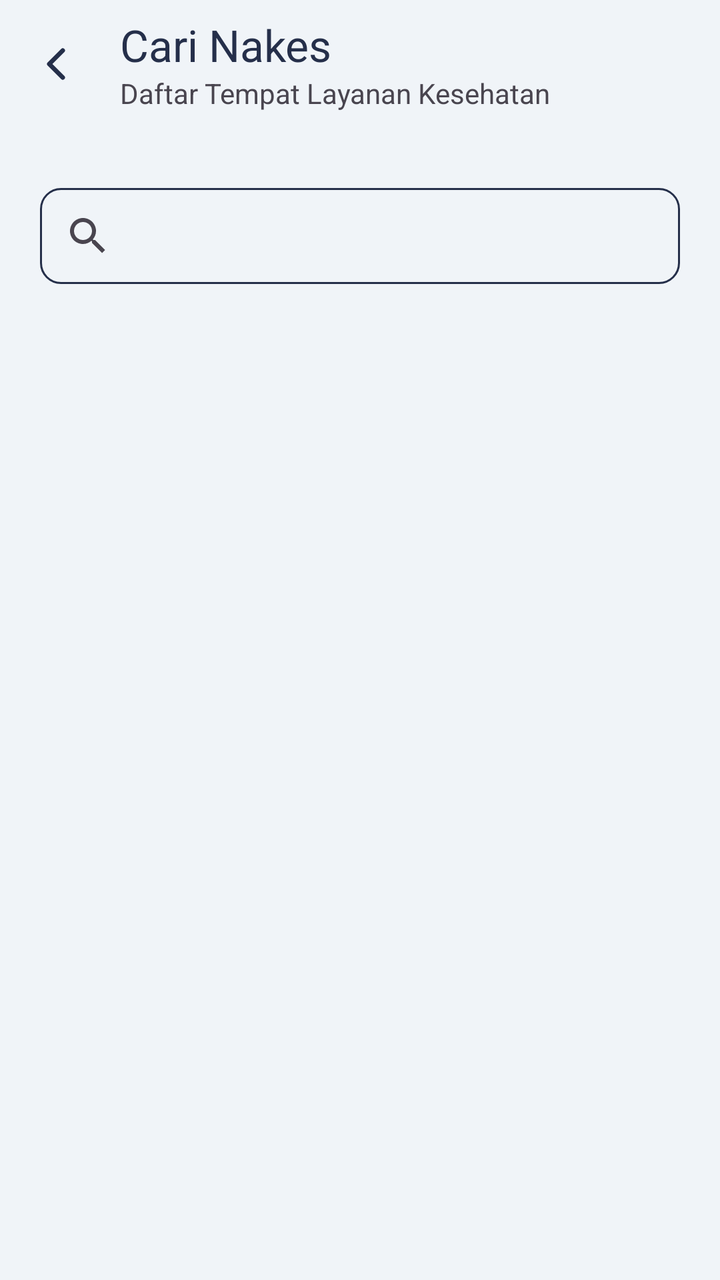
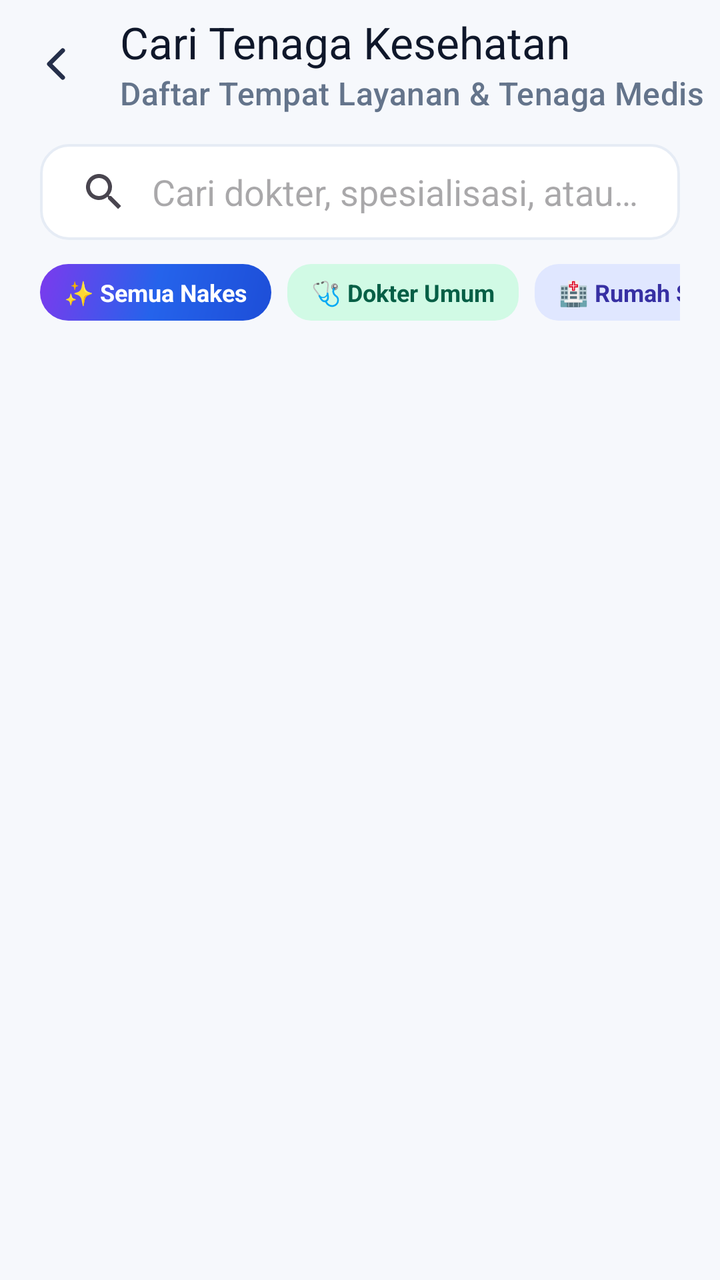

Before-and-after screenshots of an Android layout around one commit, followed by the original layout XML and the change that was made.
<!-- AndroidManifest.xml: application theme Theme.PatientMobileApp -->
<!-- res/layout/activity_cari_nakes.xml -->
<?xml version="1.0" encoding="utf-8"?>
<androidx.constraintlayout.widget.ConstraintLayout xmlns:android="http://schemas.android.com/apk/res/android"
    xmlns:app="http://schemas.android.com/apk/res-auto"
    xmlns:tools="http://schemas.android.com/tools" android:id="@+id/main" android:background="@color/abu" android:layout_width="match_parent" android:layout_height="match_parent" tools:context=".CariNakesActivity">
    <androidx.appcompat.widget.Toolbar android:id="@+id/nakes" android:layout_width="match_parent" android:layout_height="wrap_content" android:background="@color/abu" android:minHeight="?attr/actionBarSize" app:layout_constraintEnd_toEndOf="parent" app:layout_constraintStart_toStartOf="parent" app:layout_constraintTop_toTopOf="parent" app:title="Cari Nakes" app:titleTextColor="@color/biruTua" app:subtitleTextAppearance="@color/abu" app:subtitle="Daftar Tempat Layanan Kesehatan" app:navigationIcon="@drawable/ion_chevron_back" />
    <LinearLayout android:layout_marginHorizontal="20dp" android:id="@+id/linearLayout3" android:layout_width="match_parent" android:layout_height="wrap_content" android:layout_marginTop="10dp" android:orientation="vertical" app:layout_constraintStart_toStartOf="parent" app:layout_constraintTop_toBottomOf="@+id/nakes">
        <SearchView android:id="@+id/search" android:layout_width="match_parent" android:layout_height="wrap_content" android:layout_marginTop="20dp" android:background="@drawable/search_bar" tools:layout_editor_absoluteX="25dp" />
        <LinearLayout android:layout_marginTop="20dp" android:gravity="center_vertical" android:orientation="horizontal" android:layout_width="match_parent" android:layout_height="wrap_content"/>
        <HorizontalScrollView android:layout_width="match_parent" android:layout_height="wrap_content"/>

        <androidx.recyclerview.widget.RecyclerView android:id="@+id/recyclerNakes" android:layout_width="match_parent" android:layout_height="550dp" />

        <ScrollView android:layout_width="match_parent" android:layout_height="wrap_content"/>
    </LinearLayout>


</androidx.constraintlayout.widget.ConstraintLayout>
<!-- resources referenced by this layout -->
<resources>
  <color name="abu">#F0F4F8</color>
  <color name="biruTua">#252F4A</color>
  <!-- drawable ion_chevron_back (drawable) -->
  <vector xmlns:android="http://schemas.android.com/apk/res/android"
      android:width="24dp"
      android:height="24dp"
      android:viewportWidth="24"
      android:viewportHeight="24">
    <path
        android:pathData="M15.375,5.25L8.625,12L15.375,18.75"
        android:strokeLineJoin="round"
        android:strokeWidth="2.25"
        android:fillColor="#00000000"
        android:strokeColor="#252F4A"
        android:strokeLineCap="round"/>
  </vector>
  <!-- drawable search_bar (drawable) -->
  <?xml version="1.0" encoding="utf-8"?>
  <shape xmlns:android="http://schemas.android.com/apk/res/android">
      <stroke android:color="@color/biruTua" android:width="1dp"/>
      <corners android:radius="10dp"/>
  </shape>
  <style name="Theme.PatientMobileApp" parent="Base.Theme.PatientMobileApp" />
  <style name="Base.Theme.PatientMobileApp" parent="Theme.Material3.DayNight.NoActionBar">
          
          <item name="colorPrimary">@color/biruTua</item>
          <item name="actionBarTheme">@style/ThemeOverlay.Material3.ActionBar</item>
          <item name="android:windowBackground">@color/abu</item>
          <item name="android:forceDarkAllowed" tools:targetApi="q">false</item>
      </style>
</resources>

<!-- the commit's change to res/layout/activity_cari_nakes.xml (unified diff, before → after) -->
@@ -1,17 +1,128 @@
 <?xml version="1.0" encoding="utf-8"?>
 <androidx.constraintlayout.widget.ConstraintLayout xmlns:android="http://schemas.android.com/apk/res/android"
     xmlns:app="http://schemas.android.com/apk/res-auto"
-    xmlns:tools="http://schemas.android.com/tools" android:id="@+id/main" android:background="@color/abu" android:layout_width="match_parent" android:layout_height="match_parent" tools:context=".CariNakesActivity">
-    <androidx.appcompat.widget.Toolbar android:id="@+id/nakes" android:layout_width="match_parent" android:layout_height="wrap_content" android:background="@color/abu" android:minHeight="?attr/actionBarSize" app:layout_constraintEnd_toEndOf="parent" app:layout_constraintStart_toStartOf="parent" app:layout_constraintTop_toTopOf="parent" app:title="Cari Nakes" app:titleTextColor="@color/biruTua" app:subtitleTextAppearance="@color/abu" app:subtitle="Daftar Tempat Layanan Kesehatan" app:navigationIcon="@drawable/ion_chevron_back" />
-    <LinearLayout android:layout_marginHorizontal="20dp" android:id="@+id/linearLayout3" android:layout_width="match_parent" android:layout_height="wrap_content" android:layout_marginTop="10dp" android:orientation="vertical" app:layout_constraintStart_toStartOf="parent" app:layout_constraintTop_toBottomOf="@+id/nakes">
-        <SearchView android:id="@+id/search" android:layout_width="match_parent" android:layout_height="wrap_content" android:layout_marginTop="20dp" android:background="@drawable/search_bar" tools:layout_editor_absoluteX="25dp" />
-        <LinearLayout android:layout_marginTop="20dp" android:gravity="center_vertical" android:orientation="horizontal" android:layout_width="match_parent" android:layout_height="wrap_content"/>
-        <HorizontalScrollView android:layout_width="match_parent" android:layout_height="wrap_content"/>
+    xmlns:tools="http://schemas.android.com/tools"
+    android:id="@+id/main"
+    android:layout_width="match_parent"
+    android:layout_height="match_parent"
+    android:background="@color/bg_main"
+    tools:context=".CariNakesActivity">
 
-        <androidx.recyclerview.widget.RecyclerView android:id="@+id/recyclerNakes" android:layout_width="match_parent" android:layout_height="550dp" />
+    <androidx.appcompat.widget.Toolbar
+        android:id="@+id/nakes"
+        android:layout_width="match_parent"
+        android:layout_height="wrap_content"
+        android:background="@color/bg_main"
+        android:minHeight="?attr/actionBarSize"
+        app:layout_constraintEnd_toEndOf="parent"
+        app:layout_constraintStart_toStartOf="parent"
+        app:layout_constraintTop_toTopOf="parent"
+        app:navigationIcon="@drawable/ion_chevron_back"
+        app:subtitle="Daftar Tempat Layanan &amp; Tenaga Medis"
+        app:subtitleTextColor="@color/textSecondary"
+        app:title="Cari Tenaga Kesehatan"
+        app:titleTextColor="@color/textPrimary" />
 
-        <ScrollView android:layout_width="match_parent" android:layout_height="wrap_content"/>
+    <LinearLayout
+        android:id="@+id/searchFilterContainer"
+        android:layout_width="match_parent"
+        android:layout_height="wrap_content"
+        android:orientation="vertical"
+        android:paddingHorizontal="20dp"
+        android:paddingTop="8dp"
+        android:paddingBottom="10dp"
+        app:layout_constraintEnd_toEndOf="parent"
+        app:layout_constraintStart_toStartOf="parent"
+        app:layout_constraintTop_toBottomOf="@+id/nakes">
+
+        
+        <FrameLayout
+            android:layout_width="match_parent"
+            android:layout_height="48dp"
+            android:background="@drawable/shape_header_action_btn">
+
+            <SearchView
+                android:id="@+id/search"
+                android:layout_width="match_parent"
+                android:layout_height="match_parent"
+                android:iconifiedByDefault="false"
+                android:queryBackground="@android:color/transparent"
+                android:queryHint="Cari dokter, spesialisasi, atau rumah sakit..." />
+        </FrameLayout>
+
+        
+        <HorizontalScrollView
+            android:layout_width="match_parent"
+            android:layout_height="wrap_content"
+            android:layout_marginTop="12dp"
+            android:overScrollMode="never"
+            android:scrollbars="none">
+
+            <LinearLayout
+                android:layout_width="wrap_content"
+                android:layout_height="wrap_content"
+                android:orientation="horizontal">
+
+                <TextView
+                    android:layout_width="wrap_content"
+                    android:layout_height="wrap_content"
+                    android:layout_marginEnd="8dp"
+                    android:background="@drawable/shape_hero_card"
+                    android:paddingHorizontal="12dp"
+                    android:paddingVertical="6dp"
+                    android:text="✨ Semua Nakes"
+                    android:textColor="@color/white"
+                    android:textSize="12sp"
+                    android:textStyle="bold" />
+
+                <TextView
+                    android:layout_width="wrap_content"
+                    android:layout_height="wrap_content"
+                    android:layout_marginEnd="8dp"
+                    android:background="@drawable/shape_tag_tips"
+                    android:paddingHorizontal="12dp"
+                    android:paddingVertical="6dp"
+                    android:text="🩺 Dokter Umum"
+                    android:textColor="@color/tag_tips_text"
+                    android:textSize="12sp"
+                    android:textStyle="bold" />
+
+                <TextView
+                    android:layout_width="wrap_content"
+                    android:layout_height="wrap_content"
+                    android:layout_marginEnd="8dp"
+                    android:background="@drawable/shape_tag_info"
+                    android:paddingHorizontal="12dp"
+                    android:paddingVertical="6dp"
+                    android:text="🏥 Rumah Sakit"
+                    android:textColor="@color/tag_info_text"
+                    android:textSize="12sp"
+                    android:textStyle="bold" />
+
+                <TextView
+                    android:layout_width="wrap_content"
+                    android:layout_height="wrap_content"
+                    android:background="@drawable/shape_status_card_green"
+                    android:paddingHorizontal="12dp"
+                    android:paddingVertical="6dp"
+                    android:text="🛡️ BPJS Aktif"
+                    android:textColor="#065F46"
+                    android:textSize="12sp"
+                    android:textStyle="bold" />
+            </LinearLayout>
+        </HorizontalScrollView>
     </LinearLayout>
 
+    <androidx.recyclerview.widget.RecyclerView
+        android:id="@+id/recyclerNakes"
+        android:layout_width="match_parent"
+        android:layout_height="0dp"
+        android:layout_marginHorizontal="20dp"
+        android:layout_marginTop="4dp"
+        android:overScrollMode="ifContentScrolls"
+        app:layout_constraintBottom_toBottomOf="parent"
+        app:layout_constraintEnd_toEndOf="parent"
+        app:layout_constraintStart_toStartOf="parent"
+        app:layout_constraintTop_toBottomOf="@id/searchFilterContainer" />
 
 </androidx.constraintlayout.widget.ConstraintLayout>
<!-- resource entries referenced after the edit -->
@@ -1,7 +1,11 @@
 <!-- resources referenced by this layout -->
 <resources>
-  <color name="abu">#F0F4F8</color>
-  <color name="biruTua">#252F4A</color>
+  <color name="bg_main">#F6F8FC</color>
+  <color name="tag_info_text">#3730A3</color>
+  <color name="tag_tips_text">#065F46</color>
+  <color name="textPrimary">#0F172A</color>
+  <color name="textSecondary">#64748B</color>
+  <color name="white">#FFFFFFFF</color>
   <!-- drawable ion_chevron_back (drawable) -->
   <vector xmlns:android="http://schemas.android.com/apk/res/android"
       android:width="24dp"
@@ -16,19 +20,67 @@
         android:strokeColor="#252F4A"
         android:strokeLineCap="round"/>
   </vector>
-  <!-- drawable search_bar (drawable) -->
+  <!-- drawable shape_header_action_btn (drawable) -->
+  <?xml version="1.0" encoding="utf-8"?>
+  <ripple xmlns:android="http://schemas.android.com/apk/res/android"
+      android:color="#201167FE">
+      <item>
+          <shape android:shape="rectangle">
+              <solid android:color="@color/white" />
+              <corners android:radius="14dp" />
+              <stroke
+                  android:width="1.2dp"
+                  android:color="@color/card_stroke" />
+          </shape>
+      </item>
+  </ripple>
+  <!-- drawable shape_hero_card (drawable) -->
   <?xml version="1.0" encoding="utf-8"?>
   <shape xmlns:android="http://schemas.android.com/apk/res/android">
-      <stroke android:color="@color/biruTua" android:width="1dp"/>
-      <corners android:radius="10dp"/>
+      <gradient
+          android:angle="135"
+          android:startColor="@color/hero_gradient_start"
+          android:centerColor="@color/hero_gradient_mid"
+          android:endColor="@color/hero_gradient_end"
+          android:type="linear" />
+      <corners android:radius="24dp" />
+  </shape>
+  <!-- drawable shape_status_card_green (drawable) -->
+  <?xml version="1.0" encoding="utf-8"?>
+  <shape xmlns:android="http://schemas.android.com/apk/res/android">
+      <solid android:color="@color/status_green_bg" />
+      <corners android:radius="14dp" />
+      <stroke
+          android:width="1dp"
+          android:color="#A7F3D0" />
+  </shape>
+  <!-- drawable shape_tag_info (drawable) -->
+  <?xml version="1.0" encoding="utf-8"?>
+  <shape xmlns:android="http://schemas.android.com/apk/res/android">
+      <solid android:color="@color/tag_info_bg" />
+      <corners android:radius="12dp" />
+  </shape>
+  <!-- drawable shape_tag_tips (drawable) -->
+  <?xml version="1.0" encoding="utf-8"?>
+  <shape xmlns:android="http://schemas.android.com/apk/res/android">
+      <solid android:color="@color/tag_tips_bg" />
+      <corners android:radius="12dp" />
   </shape>
   <style name="Theme.PatientMobileApp" parent="Base.Theme.PatientMobileApp" />
+  <color name="card_stroke">#E6ECF5</color>
+  <color name="hero_gradient_start">#1D4ED8</color>
+  <color name="hero_gradient_mid">#2563EB</color>
+  <color name="hero_gradient_end">#7C3AED</color>
+  <color name="status_green_bg">#D1FAE5</color>
+  <color name="tag_info_bg">#E0E7FF</color>
+  <color name="tag_tips_bg">#D1FAE5</color>
   <style name="Base.Theme.PatientMobileApp" parent="Theme.Material3.DayNight.NoActionBar">
           
-          <item name="colorPrimary">@color/biruTua</item>
+          <item name="colorPrimary">@color/biruNeon</item>
           <item name="actionBarTheme">@style/ThemeOverlay.Material3.ActionBar</item>
-          <item name="android:windowBackground">@color/abu</item>
+          <item name="android:windowBackground">@color/bg_main</item>
           <item name="android:forceDarkAllowed" tools:targetApi="q">false</item>
       </style>
+  <color name="biruNeon">#1167FE</color>
 </resources>
 
